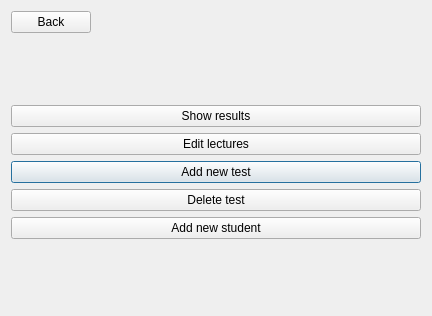
First picture: the form in admin.ui, repository ValeriaGrigoruants/Platform-for-learning-programming, before the edit.
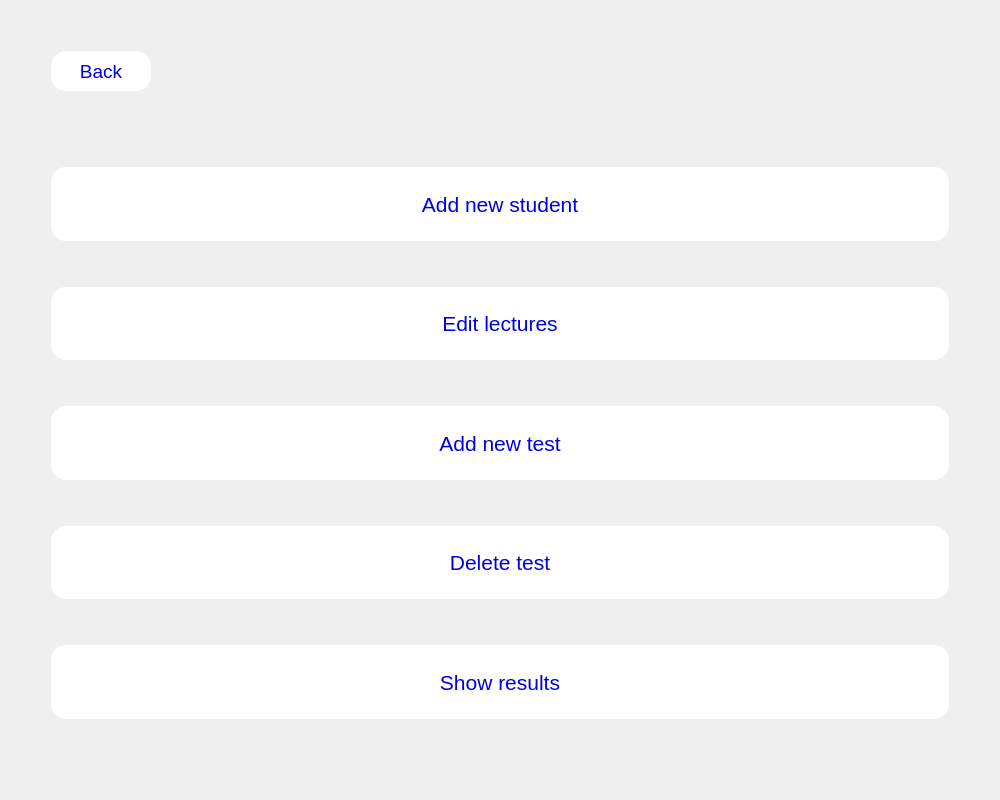
Second picture: the form after the edit.

```diff
--- a/admin.ui
+++ b/admin.ui
@@ -6,8 +6,8 @@
    <rect>
     <x>0</x>
     <y>0</y>
-    <width>432</width>
-    <height>316</height>
+    <width>1000</width>
+    <height>800</height>
    </rect>
   </property>
   <property name="windowTitle">
@@ -17,25 +17,14 @@
    <bool>false</bool>
   </property>
   <layout class="QGridLayout" name="gridLayout">
-   <item row="7" column="0">
-    <widget class="QPushButton" name="test">
-     <property name="text">
-      <string>Add new test</string>
-     </property>
-    </widget>
-   </item>
-   <item row="5" column="0">
-    <widget class="QPushButton" name="results">
-     <property name="text">
-      <string>Show results</string>
-     </property>
-    </widget>
-   </item>
-   <item row="2" column="0">
+   <item row="3" column="0">
     <spacer name="verticalSpacer_2">
      <property name="orientation">
       <enum>Qt::Vertical</enum>
      </property>
+     <property name="sizeType">
+      <enum>QSizePolicy::Fixed</enum>
+     </property>
      <property name="sizeHint" stdset="0">
       <size>
        <width>20</width>
@@ -44,10 +33,48 @@
      </property>
     </spacer>
    </item>
-   <item row="0" column="0">
+   <item row="1" column="0">
     <layout class="QHBoxLayout" name="horizontalLayout_2">
+     <item>
+      <spacer name="horizontalSpacer_4">
+       <property name="orientation">
+        <enum>Qt::Horizontal</enum>
+       </property>
+       <property name="sizeType">
+        <enum>QSizePolicy::Fixed</enum>
+       </property>
+       <property name="sizeHint" stdset="0">
+        <size>
+         <width>40</width>
+         <height>20</height>
+        </size>
+       </property>
+      </spacer>
+     </item>
      <item>
       <widget class="QPushButton" name="back">
+       <property name="sizePolicy">
+        <sizepolicy hsizetype="Fixed" vsizetype="Fixed">
+         <horstretch>0</horstretch>
+         <verstretch>0</verstretch>
+        </sizepolicy>
+       </property>
+       <property name="minimumSize">
+        <size>
+         <width>100</width>
+         <height>40</height>
+        </size>
+       </property>
+       <property name="cursor">
+        <cursorShape>PointingHandCursor</cursorShape>
+       </property>
+       <property name="styleSheet">
+        <string notr="true">#back {
+	font: 14pt;
+color: rgb(0, 0, 225);
+border-radius: 15px;
+background-color: rgb(255, 255, 255)}</string>
+       </property>
        <property name="text">
         <string>Back</string>
        </property>
@@ -68,25 +95,30 @@
      </item>
     </layout>
    </item>
-   <item row="9" column="0">
-    <widget class="QPushButton" name="student">
-     <property name="text">
-      <string>Add new student</string>
+   <item row="11" column="0">
+    <spacer name="verticalSpacer">
+     <property name="orientation">
+      <enum>Qt::Vertical</enum>
      </property>
-    </widget>
-   </item>
-   <item row="6" column="0">
-    <widget class="QPushButton" name="edit">
-     <property name="text">
-      <string>Edit lectures</string>
+     <property name="sizeType">
+      <enum>QSizePolicy::Fixed</enum>
      </property>
-    </widget>
+     <property name="sizeHint" stdset="0">
+      <size>
+       <width>20</width>
+       <height>70</height>
+      </size>
+     </property>
+    </spacer>
    </item>
-   <item row="10" column="0">
-    <spacer name="verticalSpacer_3">
+   <item row="0" column="0">
+    <spacer name="verticalSpacer_7">
      <property name="orientation">
       <enum>Qt::Vertical</enum>
      </property>
+     <property name="sizeType">
+      <enum>QSizePolicy::Fixed</enum>
+     </property>
      <property name="sizeHint" stdset="0">
       <size>
        <width>20</width>
@@ -95,12 +127,211 @@
      </property>
     </spacer>
    </item>
-   <item row="8" column="0">
-    <widget class="QPushButton" name="delete_test">
-     <property name="text">
-      <string>Delete test</string>
+   <item row="4" column="0">
+    <layout class="QGridLayout" name="gridLayout_2">
+     <property name="topMargin">
+      <number>10</number>
      </property>
-    </widget>
+     <item row="12" column="1">
+      <widget class="QPushButton" name="results">
+       <property name="sizePolicy">
+        <sizepolicy hsizetype="Minimum" vsizetype="Expanding">
+         <horstretch>0</horstretch>
+         <verstretch>2</verstretch>
+        </sizepolicy>
+       </property>
+       <property name="cursor">
+        <cursorShape>PointingHandCursor</cursorShape>
+       </property>
+       <property name="styleSheet">
+        <string notr="true">#results {
+	font: 16pt;
+color: rgb(0, 0, 225);
+border-radius: 15px;
+background-color: rgb(255, 255, 255)}</string>
+       </property>
+       <property name="text">
+        <string>Show results</string>
+       </property>
+      </widget>
+     </item>
+     <item row="8" column="1">
+      <widget class="QPushButton" name="delete_test">
+       <property name="sizePolicy">
+        <sizepolicy hsizetype="Minimum" vsizetype="Expanding">
+         <horstretch>0</horstretch>
+         <verstretch>2</verstretch>
+        </sizepolicy>
+       </property>
+       <property name="cursor">
+        <cursorShape>PointingHandCursor</cursorShape>
+       </property>
+       <property name="styleSheet">
+        <string notr="true">#delete_test {
+	font: 16pt;
+color: rgb(0, 0, 225);
+border-radius: 15px;
+background-color: rgb(255, 255, 255)}</string>
+       </property>
+       <property name="text">
+        <string>Delete test</string>
+       </property>
+      </widget>
+     </item>
+     <item row="0" column="2">
+      <spacer name="horizontalSpacer_3">
+       <property name="orientation">
+        <enum>Qt::Horizontal</enum>
+       </property>
+       <property name="sizeType">
+        <enum>QSizePolicy::Fixed</enum>
+       </property>
+       <property name="sizeHint" stdset="0">
+        <size>
+         <width>40</width>
+         <height>20</height>
+        </size>
+       </property>
+      </spacer>
+     </item>
+     <item row="4" column="1">
+      <widget class="QPushButton" name="edit">
+       <property name="sizePolicy">
+        <sizepolicy hsizetype="Minimum" vsizetype="Expanding">
+         <horstretch>0</horstretch>
+         <verstretch>2</verstretch>
+        </sizepolicy>
+       </property>
+       <property name="cursor">
+        <cursorShape>PointingHandCursor</cursorShape>
+       </property>
+       <property name="styleSheet">
+        <string notr="true">#edit {
+	font: 16pt;
+color: rgb(0, 0, 225);
+border-radius: 15px;
+background-color: rgb(255, 255, 255)}</string>
+       </property>
+       <property name="text">
+        <string>Edit lectures</string>
+       </property>
+      </widget>
+     </item>
+     <item row="6" column="1">
+      <widget class="QPushButton" name="test">
+       <property name="sizePolicy">
+        <sizepolicy hsizetype="Minimum" vsizetype="Expanding">
+         <horstretch>0</horstretch>
+         <verstretch>2</verstretch>
+        </sizepolicy>
+       </property>
+       <property name="cursor">
+        <cursorShape>PointingHandCursor</cursorShape>
+       </property>
+       <property name="styleSheet">
+        <string notr="true">#test {
+	font: 16pt;
+color: rgb(0, 0, 225);
+border-radius: 15px;
+background-color: rgb(255, 255, 255)}</string>
+       </property>
+       <property name="text">
+        <string>Add new test</string>
+       </property>
+      </widget>
+     </item>
+     <item row="0" column="0">
+      <spacer name="horizontalSpacer_2">
+       <property name="orientation">
+        <enum>Qt::Horizontal</enum>
+       </property>
+       <property name="sizeType">
+        <enum>QSizePolicy::Fixed</enum>
+       </property>
+       <property name="sizeHint" stdset="0">
+        <size>
+         <width>40</width>
+         <height>20</height>
+        </size>
+       </property>
+      </spacer>
+     </item>
+     <item row="5" column="1">
+      <spacer name="verticalSpacer_4">
+       <property name="orientation">
+        <enum>Qt::Vertical</enum>
+       </property>
+       <property name="sizeHint" stdset="0">
+        <size>
+         <width>20</width>
+         <height>40</height>
+        </size>
+       </property>
+      </spacer>
+     </item>
+     <item row="2" column="1">
+      <widget class="QPushButton" name="student">
+       <property name="sizePolicy">
+        <sizepolicy hsizetype="Minimum" vsizetype="Expanding">
+         <horstretch>0</horstretch>
+         <verstretch>2</verstretch>
+        </sizepolicy>
+       </property>
+       <property name="cursor">
+        <cursorShape>PointingHandCursor</cursorShape>
+       </property>
+       <property name="styleSheet">
+        <string notr="true">#student {
+	font: 16pt;
+color: rgb(0, 0, 225);
+border-radius: 15px;
+background-color: rgb(255, 255, 255)}</string>
+       </property>
+       <property name="text">
+        <string>Add new student</string>
+       </property>
+      </widget>
+     </item>
+     <item row="7" column="1">
+      <spacer name="verticalSpacer_5">
+       <property name="orientation">
+        <enum>Qt::Vertical</enum>
+       </property>
+       <property name="sizeHint" stdset="0">
+        <size>
+         <width>20</width>
+         <height>40</height>
+        </size>
+       </property>
+      </spacer>
+     </item>
+     <item row="9" column="1">
+      <spacer name="verticalSpacer_6">
+       <property name="orientation">
+        <enum>Qt::Vertical</enum>
+       </property>
+       <property name="sizeHint" stdset="0">
+        <size>
+         <width>20</width>
+         <height>40</height>
+        </size>
+       </property>
+      </spacer>
+     </item>
+     <item row="3" column="1">
+      <spacer name="verticalSpacer_3">
+       <property name="orientation">
+        <enum>Qt::Vertical</enum>
+       </property>
+       <property name="sizeHint" stdset="0">
+        <size>
+         <width>20</width>
+         <height>40</height>
+        </size>
+       </property>
+      </spacer>
+     </item>
+    </layout>
    </item>
   </layout>
  </widget>
```
